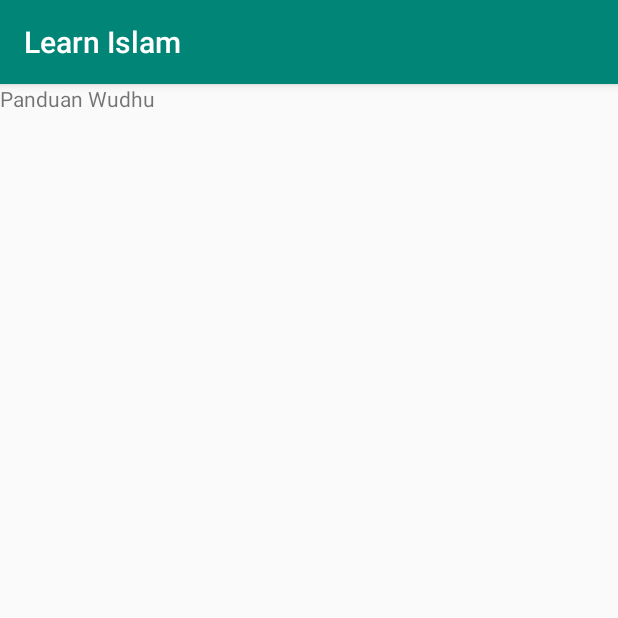
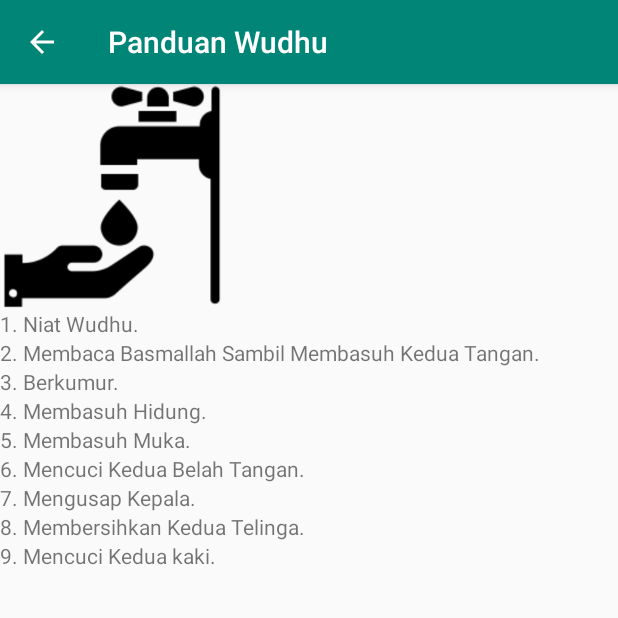
Before and after one commit to lutzid/FP_Tekber_05111740000007, an Android app: the WudhuActivity screen opened directly, with no data from a screen before it, on a phone screen of 412 x 824 dp, the top half of it. Run offline under Robolectric (Android 15) with nearby library versions, the phone set to English and light mode, and no system bars.

Commit message:
add panduan wudhu feature

```diff
--- a/app/src/main/java/com/example/zidan/learnislam/WudhuActivity.java
+++ b/app/src/main/java/com/example/zidan/learnislam/WudhuActivity.java
@@ -2,6 +2,7 @@ package com.example.zidan.learnislam;
 
 import android.os.Bundle;
 import android.support.v7.app.AppCompatActivity;
+import android.view.MenuItem;
 
 public class WudhuActivity extends AppCompatActivity {
 
@@ -9,5 +10,19 @@ public class WudhuActivity extends AppCompatActivity {
     protected void onCreate(Bundle savedInstanceState) {
         super.onCreate(savedInstanceState);
         setContentView(R.layout.activity_wudhu);
+
+        getSupportActionBar().setTitle("Panduan Wudhu");
+        getSupportActionBar().setDisplayHomeAsUpEnabled(true);
+    }
+
+    @Override
+    public boolean onOptionsItemSelected(MenuItem item) {
+
+        int id = item.getItemId();
+        if (id == android.R.id.home) {
+            finish();
+        }
+
+        return super.onOptionsItemSelected(item);
     }
 }
--- a/app/src/main/res/layout/activity_wudhu.xml
+++ b/app/src/main/res/layout/activity_wudhu.xml
@@ -6,11 +6,53 @@
     android:layout_height="match_parent"
     tools:context=".WudhuActivity">
 
-    <TextView
-        android:id="@+id/textView4"
-        android:layout_width="wrap_content"
-        android:layout_height="wrap_content"
-        android:text="Panduan Wudhu"
-        tools:layout_editor_absoluteX="142dp"
-        tools:layout_editor_absoluteY="246dp" />
+    <LinearLayout
+        android:orientation="vertical"
+        android:layout_width="match_parent"
+        android:layout_height="match_parent">
+
+        <ImageView
+            android:layout_width="150dp"
+            android:layout_height="150dp"
+            android:layout_alignParentTop="true"
+            android:layout_centerHorizontal="true"
+            android:src="@drawable/wudhu" />
+        <TextView
+            android:layout_width="wrap_content"
+            android:layout_height="wrap_content"
+            android:text="1. Niat Wudhu."/>
+        <TextView
+            android:layout_width="wrap_content"
+            android:layout_height="wrap_content"
+            android:text="2. Membaca Basmallah Sambil Membasuh Kedua Tangan."/>
+        <TextView
+            android:layout_width="wrap_content"
+            android:layout_height="wrap_content"
+            android:text="3. Berkumur."/>
+        <TextView
+            android:layout_width="wrap_content"
+            android:layout_height="wrap_content"
+            android:text="4. Membasuh Hidung."/>
+        <TextView
+            android:layout_width="wrap_content"
+            android:layout_height="wrap_content"
+            android:text="5. Membasuh Muka."/>
+        <TextView
+            android:layout_width="wrap_content"
+            android:layout_height="wrap_content"
+            android:text="6. Mencuci Kedua Belah Tangan."/>
+        <TextView
+            android:layout_width="wrap_content"
+            android:layout_height="wrap_content"
+            android:text="7. Mengusap Kepala."/>
+        <TextView
+            android:layout_width="wrap_content"
+            android:layout_height="wrap_content"
+            android:text="8. Membersihkan Kedua Telinga."/>
+        <TextView
+            android:layout_width="wrap_content"
+            android:layout_height="wrap_content"
+            android:text="9. Mencuci Kedua kaki."/>
+    </LinearLayout>
+
 </RelativeLayout>
```
Also changed, not shown: app/src/main/res/drawable/wudhu.png (added).
